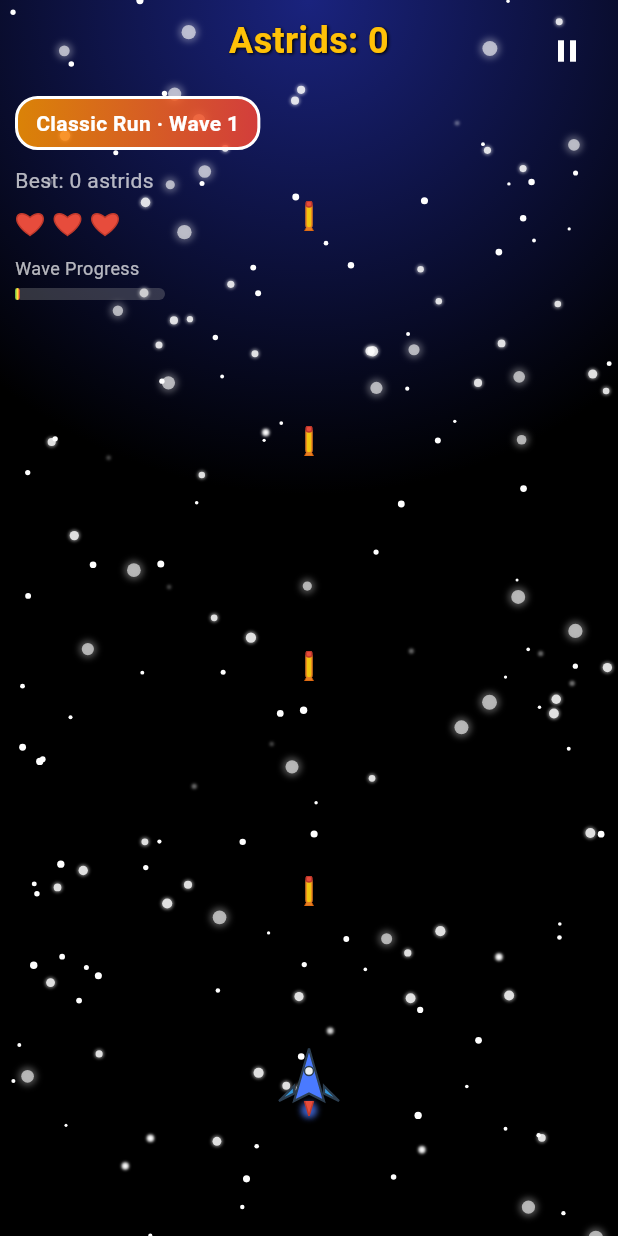
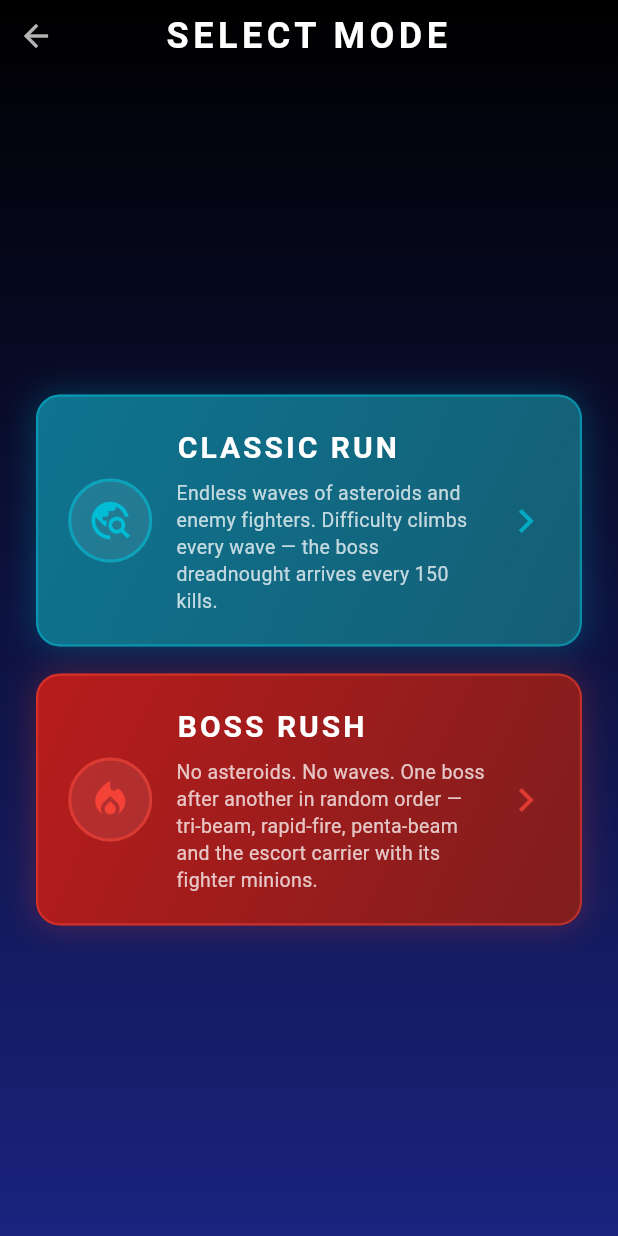
Before and after one commit to SparshMishra09/Astroid_Shooter, a Flutter app: the screen it shows once a user with an empty profile is signed in, after a tap on "PLAY", on a phone screen of 412 x 824 dp. Run offline on Flutter 3.47's test engine with Material 3 defaults, Android fonts, the phone set to English and light mode, and no system bars; our stand-ins replace audioplayers, cloud_firestore, firebase_auth, firebase_core, flutter_svg, google_sign_in and 1 more; accounts and stored records are empty.

Commit message:
feat(boss-rush): Boss Rush mode with 4 boss variants + weighted laser drop
- New Boss Rush mode: no asteroids/waves, one random boss after another
  (3s start delay, 10s between kills), random power-up drops
- Four boss variants with distinct attacks: tri-beam (3-way spread),
  rapid-fire (fast single shots), penta-beam (5-way spread), marksman
  escort carrier (aimed shot + 3 fighter minions)
- Laser power-up drops at ~10% in Boss Rush (vs 25% elsewhere) via
  per-mode powerUpWeights so it stays a jackpot find; other abilities
  and all of Classic Run unchanged
- Mode selection screen; HUD/game-over relabel stage as Boss N in
  Boss Rush; wave progress and notifications hidden in boss-counter mode

```diff
--- a/lib/config/score_values.dart
+++ b/lib/config/score_values.dart
@@ -7,4 +7,10 @@ class ScoreValues {
   static const int hugeSlowAsteroid = 30;
   static const int enemyShip = 40;
   static const int boss = 200;
+
+  // --- Boss Rush variants ---
+  static const int bossTriBeam = 200;
+  static const int bossRapidFire = 300;
+  static const int bossPentaBeam = 400;
+  static const int bossMarksman = 500;
 }
--- a/lib/game/game_mode_registry.dart
+++ b/lib/game/game_mode_registry.dart
@@ -1,6 +1,7 @@
 import '../models/enums.dart';
 import 'game_mode.dart';
 import 'classic_run_mode.dart';
+import 'boss_rush_mode.dart';
 
 /// Look up the [GameModeConfig] implementation for a [GameMode].
 ///
@@ -10,5 +11,7 @@ GameModeConfig gameModeConfigFor(GameMode mode) {
   switch (mode) {
     case GameMode.classicRun:
       return ClassicRunMode();
+    case GameMode.bossRush:
+      return BossRushMode();
   }
 }
--- a/lib/screens/game_screen.dart
+++ b/lib/screens/game_screen.dart
@@ -383,10 +383,11 @@ class _GameScreenState extends State<GameScreen> with TickerProviderStateMixin {
               // Pause button
               PauseButton(isPaused: c.gameState.isPaused, onPressed: _togglePause),
 
-              // Wave notifications
-              if (c.gameState.showWaveStart)
+              // Wave notifications (wave-based modes only; Boss Rush's
+              // stage banner comes from the boss spawn announcement)
+              if (c.config.wavesEnabled && c.gameState.showWaveStart)
                 WaveStartNotification(gameState: c.gameState, mode: c.config),
-              if (c.gameState.showWaveComplete)
+              if (c.config.wavesEnabled && c.gameState.showWaveComplete)
                 WaveCompleteNotification(gameState: c.gameState),
 
               // Overlays
@@ -397,6 +398,7 @@ class _GameScreenState extends State<GameScreen> with TickerProviderStateMixin {
                   isSaving: _isSavingResults,
                   onRestart: _restartGame,
                   onMainMenu: _goToMainMenu,
+                  waveLabel: c.config.waveLabel,
                 ),
               if (c.gameState.isPaused)
                 PauseOverlay(
--- a/lib/screens/home_screen.dart
+++ b/lib/screens/home_screen.dart
@@ -1,12 +1,10 @@
 import 'package:flutter/material.dart';
 import 'package:flutter_svg/flutter_svg.dart';
-import '../models/enums.dart';
 import '../models/user_progress.dart';
-import '../game/game_mode_registry.dart';
 import '../services/user_progress_service.dart';
 import '../auth/auth_service.dart';
 import '../widgets/loading_screen.dart';
-import 'game_screen.dart';
+import 'mode_selection_screen.dart';
 import 'leaderboard_screen.dart';
 
 class HomeScreen extends StatefulWidget {
@@ -76,9 +74,9 @@ class _HomeScreenState extends State<HomeScreen> with TickerProviderStateMixin {
     }
   }
 
-  void _startGame(GameMode gameMode) {
+  void _openModeSelection() {
     Navigator.of(context)
-        .push(MaterialPageRoute(builder: (context) => GameScreen(gameMode: gameMode)))
+        .push(MaterialPageRoute(builder: (context) => const ModeSelectionScreen()))
         .then((_) => _loadProgress()); // Refresh stats after returning from game
   }
 
@@ -122,7 +120,6 @@ class _HomeScreenState extends State<HomeScreen> with TickerProviderStateMixin {
       return const LoadingScreen(message: 'LOADING PROFILE…');
     }
 
-    final modeName = gameModeConfigFor(GameMode.classicRun).displayName;
     final astrids = _progress?.astrids ?? 0;
     final highestWave = _progress?.highestWave ?? 0;
     final totalDestroyed = _progress?.totalAsteroidsDestroyed ?? 0;
@@ -194,16 +191,6 @@ class _HomeScreenState extends State<HomeScreen> with TickerProviderStateMixin {
 
                       // Leaderboard Button
                       _buildLeaderboardButton(),
-                      const SizedBox(height: 12),
-
-                      // Mode label
-                      Text(
-                        'Mode: $modeName',
-                        style: const TextStyle(
-                            color: Colors.white70,
-                            fontSize: 14,
-                            fontStyle: FontStyle.italic),
-                      ),
                       const SizedBox(height: 20),
 
                       // Instructions
@@ -359,7 +346,7 @@ class _HomeScreenState extends State<HomeScreen> with TickerProviderStateMixin {
         color: Colors.transparent,
         child: InkWell(
           borderRadius: BorderRadius.circular(30),
-          onTap: () => _startGame(GameMode.classicRun),
+          onTap: _openModeSelection,
           child: Container(
             padding: const EdgeInsets.symmetric(horizontal: 80, vertical: 16),
             child: const Text(
@@ -442,7 +429,8 @@ class _HomeScreenState extends State<HomeScreen> with TickerProviderStateMixin {
             '• Survive waves to earn bonus astrids\n'
             '• Collect power-ups: Rapid Fire, Triple Shot, Laser, Shield\n'
             '• Build combos for bonus astrids\n'
-            '• Face the boss dreadnought every 150 kills!\n\n'
+            '• Face boss dreadnoughts — every 150 kills, or one after\n'
+            '  another in Boss Rush mode!\n\n'
             'Astrids are saved to your account — spend them in the shop (coming soon!)',
             style: TextStyle(color: Colors.white70, fontSize: 13),
           ),
--- /dev/null
+++ b/lib/screens/mode_selection_screen.dart
@@ -0,0 +1,181 @@
+import 'package:flutter/material.dart';
+import '../models/enums.dart';
+import 'game_screen.dart';
+
+/// Mode picker shown from the home screen's PLAY button.
+///
+/// One card per [GameMode]. Adding a mode = one entry here; everything
+/// else (spawning, bosses, HUD labels) is driven by its GameModeConfig.
+class ModeSelectionScreen extends StatelessWidget {
+  const ModeSelectionScreen({super.key});
+
+  @override
+  Widget build(BuildContext context) {
+    return Scaffold(
+      backgroundColor: Colors.black,
+      body: Container(
+        decoration: BoxDecoration(
+          gradient: LinearGradient(
+            begin: Alignment.topCenter,
+            end: Alignment.bottomCenter,
+            colors: [Colors.black, Colors.indigo.shade900],
+          ),
+        ),
+        child: SafeArea(
+          child: Column(
+            children: [
+              // Header row with back button
+              Row(
+                children: [
+                  IconButton(
+                    icon: const Icon(Icons.arrow_back, color: Colors.white70),
+                    onPressed: () => Navigator.of(context).pop(),
+                  ),
+                  const Expanded(
+                    child: Text(
+                      'SELECT MODE',
+                      textAlign: TextAlign.center,
+                      style: TextStyle(
+                        color: Colors.white,
+                        fontSize: 24,
+                        fontWeight: FontWeight.bold,
+                        letterSpacing: 3,
+                      ),
+                    ),
+                  ),
+                  // Spacer balancing the back button so the title stays centered
+                  const SizedBox(width: 48),
+                ],
+              ),
+              const SizedBox(height: 8),
+              Expanded(
+                child: Center(
+                  child: SingleChildScrollView(
+                    padding: const EdgeInsets.symmetric(horizontal: 24, vertical: 16),
+                    child: Column(
+                      mainAxisSize: MainAxisSize.min,
+                      children: const [
+                        _ModeCard(
+                          mode: GameMode.classicRun,
+                          icon: Icons.travel_explore,
+                          iconColor: Colors.cyan,
+                          gradient: [Color(0xFF0E7490), Color(0xFF155E75)],
+                          title: 'CLASSIC RUN',
+                          description: 'Endless waves of asteroids and enemy '
+                              'fighters. Difficulty climbs every wave — the '
+                              'boss dreadnought arrives every 150 kills.',
+                        ),
+                        SizedBox(height: 18),
+                        _ModeCard(
+                          mode: GameMode.bossRush,
+                          icon: Icons.local_fire_department,
+                          iconColor: Colors.red,
+                          gradient: [Color(0xFFB91C1C), Color(0xFF7F1D1D)],
+                          title: 'BOSS RUSH',
+                          description: 'No asteroids. No waves. One boss '
+                              'after another in random order — tri-beam, '
+                              'rapid-fire, penta-beam and the escort carrier '
+                              'with its fighter minions.',
+                        ),
+                      ],
+                    ),
+                  ),
+                ),
+              ),
+            ],
+          ),
+        ),
+      ),
+    );
+  }
+}
+
+class _ModeCard extends StatelessWidget {
+  const _ModeCard({
+    required this.mode,
+    required this.icon,
+    required this.iconColor,
+    required this.gradient,
+    required this.title,
+    required this.description,
+  });
+
+  final GameMode mode;
+  final IconData icon;
+  final Color iconColor;
+  final List<Color> gradient;
+  final String title;
+  final String description;
+
+  @override
+  Widget build(BuildContext context) {
+    return Container(
+      decoration: BoxDecoration(
+        borderRadius: BorderRadius.circular(16),
+        gradient: LinearGradient(
+          begin: Alignment.topLeft,
+          end: Alignment.bottomRight,
+          colors: gradient,
+        ),
+        border: Border.all(color: iconColor.withOpacity(0.5), width: 1.5),
+        boxShadow: [
+          BoxShadow(color: iconColor.withOpacity(0.25), blurRadius: 18, spreadRadius: 1),
+        ],
+      ),
+      child: Material(
+        color: Colors.transparent,
+        child: InkWell(
+          borderRadius: BorderRadius.circular(16),
+          onTap: () => Navigator.of(context).push(
+            MaterialPageRoute(builder: (context) => GameScreen(gameMode: mode)),
+          ),
+          child: Padding(
+            padding: const EdgeInsets.all(20),
+            child: Row(
+              children: [
+                Container(
+                  width: 56,
+                  height: 56,
+                  decoration: BoxDecoration(
+                    shape: BoxShape.circle,
+                    color: Colors.white.withOpacity(0.08),
+                    border: Border.all(color: iconColor.withOpacity(0.6), width: 2),
+                  ),
+                  child: Icon(icon, color: iconColor, size: 30),
+                ),
+                const SizedBox(width: 16),
+                Expanded(
+                  child: Column(
+                    crossAxisAlignment: CrossAxisAlignment.start,
+                    children: [
+                      Text(
+                        title,
+                        style: const TextStyle(
+                          color: Colors.white,
+                          fontSize: 20,
+                          fontWeight: FontWeight.bold,
+                          letterSpacing: 2,
+                        ),
+                      ),
+                      const SizedBox(height: 6),
+                      Text(
+                        description,
+                        style: TextStyle(
+                          color: Colors.white.withOpacity(0.75),
+                          fontSize: 13,
+                          height: 1.4,
+                        ),
+                      ),
+                    ],
+                  ),
+                ),
+                const SizedBox(width: 8),
+                Icon(Icons.chevron_right, color: iconColor.withOpacity(0.8), size: 32),
+              ],
+            ),
+          ),
+        ),
+      ),
+    );
+  }
+}
--- a/lib/widgets/game_overlays.dart
+++ b/lib/widgets/game_overlays.dart
@@ -64,7 +64,7 @@ class GameHUD extends StatelessWidget {
                     border: Border.all(color: Colors.white, width: 2),
                   ),
                   child: Text(
-                    '${mode.displayName} · Wave ${gameState.currentWave}',
+                    '${mode.displayName} · ${mode.waveLabel} ${gameState.currentWave}',
                     style: const TextStyle(color: Colors.white, fontSize: 14, fontWeight: FontWeight.bold),
                   ),
                 ),
@@ -88,8 +88,9 @@ class GameHUD extends StatelessWidget {
                     ),
                   ),
                 ),
-                // Wave progress
-                if (!gameState.isWaveBreak)
+                // Wave progress (meaningless in boss-counter modes like
+                // Boss Rush, where the stage advances on a boss kill)
+                if (mode.wavesEnabled && !gameState.isWaveBreak)
                   Padding(
                     padding: const EdgeInsets.only(top: 10),
                     child: Column(
@@ -249,7 +250,7 @@ class WaveStartNotification extends StatelessWidget {
         child: Column(
           mainAxisSize: MainAxisSize.min,
           children: [
-            Text('WAVE ${gameState.currentWave}',
+            Text('${mode.waveLabel.toUpperCase()} ${gameState.currentWave}',
                 style: const TextStyle(color: Colors.white, fontSize: 16, fontWeight: FontWeight.bold)),
             const SizedBox(height: 4),
             Text(
@@ -420,6 +421,7 @@ class GameOverOverlay extends StatelessWidget {
     required this.isSaving,
     required this.onRestart,
     required this.onMainMenu,
+    this.waveLabel = 'Wave',
   });
 
   final GameState gameState;
@@ -427,6 +429,9 @@ class GameOverOverlay extends StatelessWidget {
   final bool isSaving;
   final VoidCallback onRestart;
   final VoidCallback onMainMenu;
+
+  /// Stage label ("Wave" or "Boss") — shown over the current-stage stat.
+  final String waveLabel;
 
   @override
   Widget build(BuildContext context) {
@@ -504,7 +509,7 @@ class GameOverOverlay extends StatelessWidget {
                   ),
                   const SizedBox(width: 10),
                   _StatBox(
-                    label: 'WAVE',
+                    label: waveLabel.toUpperCase(),
                     value: '${gameState.currentWave}',
                     icon: Icons.waves,
                     color: Colors.orange,
```
Also changed, not shown: lib/config/game_config.dart (+26 -0 lines), lib/game/boss_rush_mode.dart (added, +123 -0 lines), lib/game/classic_run_mode.dart (+34 -1 lines), lib/game/game_controller.dart (+142 -13 lines), lib/game/game_mode.dart (+44 -0 lines), lib/models/boss.dart (+82 -6 lines), lib/models/enums.dart (+19 -0 lines), lib/models/power_ups.dart (+20 -0 lines).
